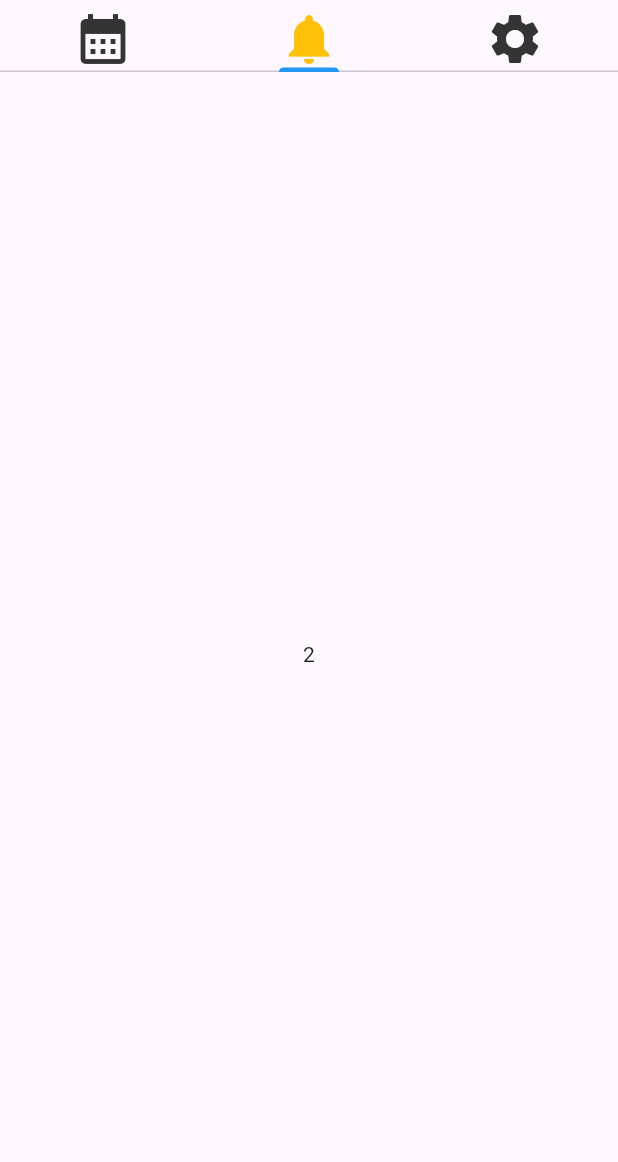
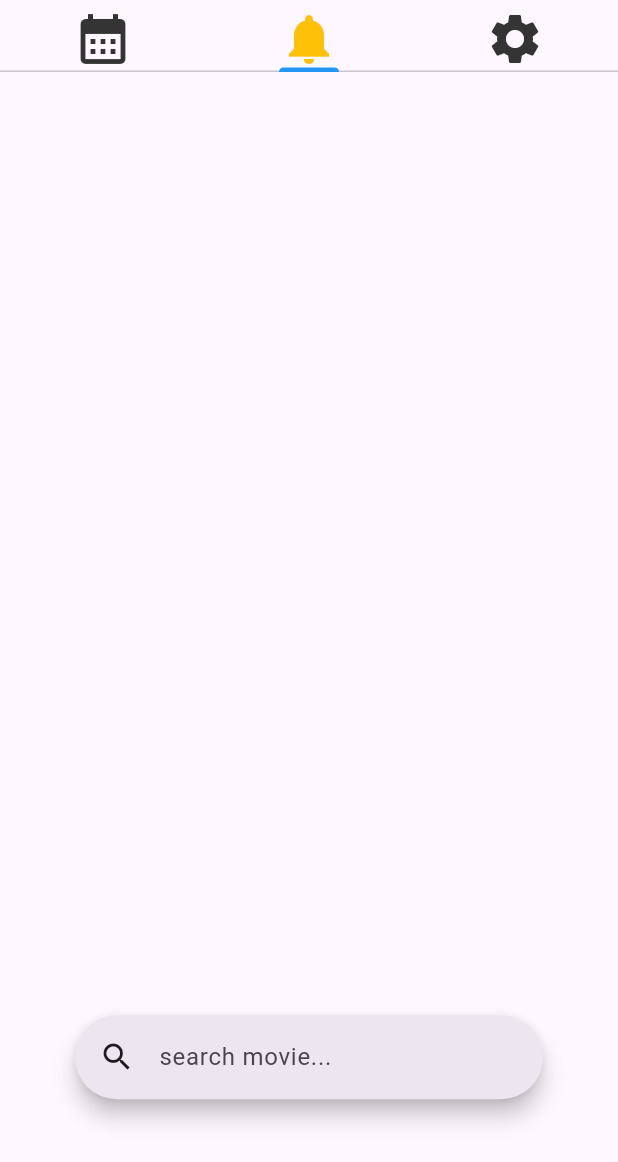
Before and after one commit to RynTurtle/digital-release-tracker, a Flutter app: the screen it shows after launch, on a phone screen of 412 x 824 dp. Shown: the top 1162 px of the screen. Run offline on Flutter 3.47's test engine with Material 3 defaults, Android fonts, the phone set to English and light mode, and no system bars.

Commit message:
added search functionality and prints input

```diff
--- a/lib/main.dart
+++ b/lib/main.dart
@@ -1,4 +1,6 @@
 import 'package:flutter/material.dart';
+import 'notification.dart';
+
 
 void main() => runApp(const TabBarApp());
 
@@ -75,7 +77,7 @@ class _MainTabBarState extends State<MainTabBar>
         controller: _tabController,
         children: const [
           Center(child: Text("1")),
-          Center(child: Text("2")),
+          SearchBarApp(),
           Center(child: Text("3")),
         ],
       ),
--- /dev/null
+++ b/lib/notification.dart
@@ -0,0 +1,55 @@
+import 'package:flutter/material.dart';
+
+class SearchBarApp extends StatefulWidget {
+  const SearchBarApp({super.key});
+
+  @override
+  State<SearchBarApp> createState() => _SearchBarAppState();
+}
+
+class _SearchBarAppState extends State<SearchBarApp> {
+  bool isDark = false;
+
+  @override
+  Widget build(BuildContext context) {
+    final ThemeData themeData = ThemeData(
+      useMaterial3: true,
+      brightness: isDark ? Brightness.dark : Brightness.light,
+    );
+
+    return MaterialApp(
+      theme: themeData,
+      home: Scaffold(
+        body: Padding(
+          padding: const EdgeInsets.all(50.0),
+          child:Column(
+            children: [
+              // push to bottom
+              const Spacer(),
+              SearchAnchor(
+                builder: (BuildContext context, SearchController controller) {
+                  return SearchBar(
+                    controller: controller,
+                    padding: const WidgetStatePropertyAll<EdgeInsets>(
+                      EdgeInsets.symmetric(horizontal: 16.0),
+                    ),
+                    leading: const Icon(Icons.search),
+                    hintText: 'search movie...',
+                    onSubmitted:(value) => debugPrint(value),
+                  );
+                },
+
+                // expand on this if you want to suggest movies before entering
+                suggestionsBuilder:
+                    (BuildContext context, SearchController controller) {
+                  return const <Widget>[];
+                },
+            ),
+            // 5% spacing
+            SizedBox(height: MediaQuery.of(context).size.height * 0.05,)
+          ])
+        ),
+      ),
+    );
+  }
+}
```
